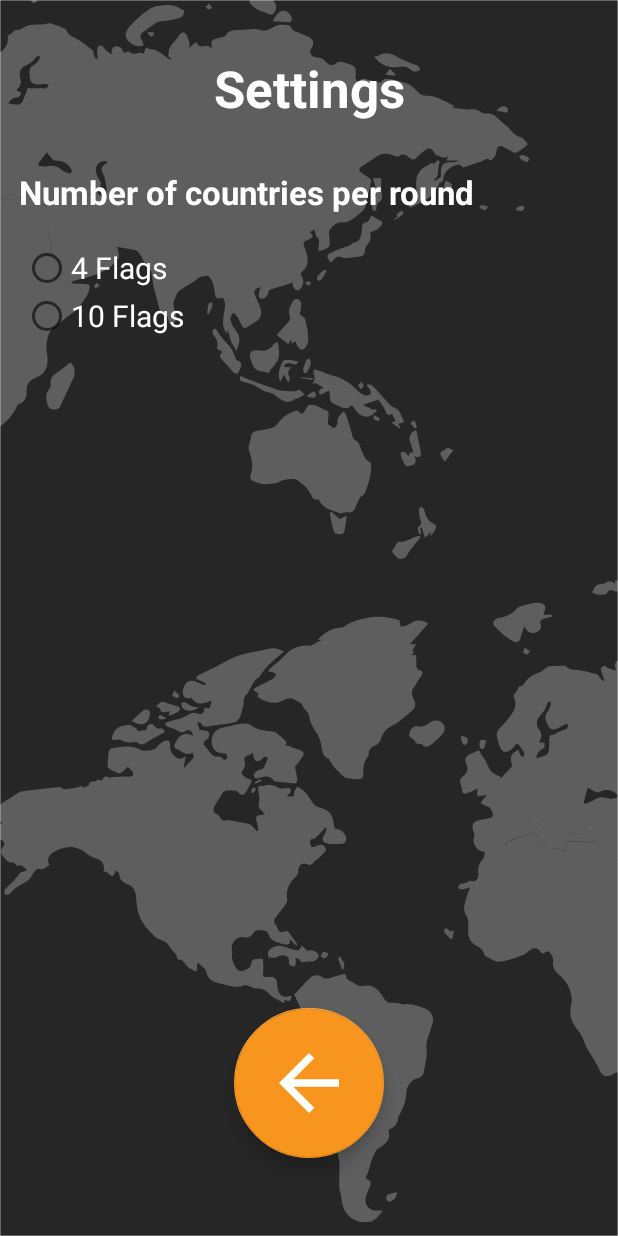
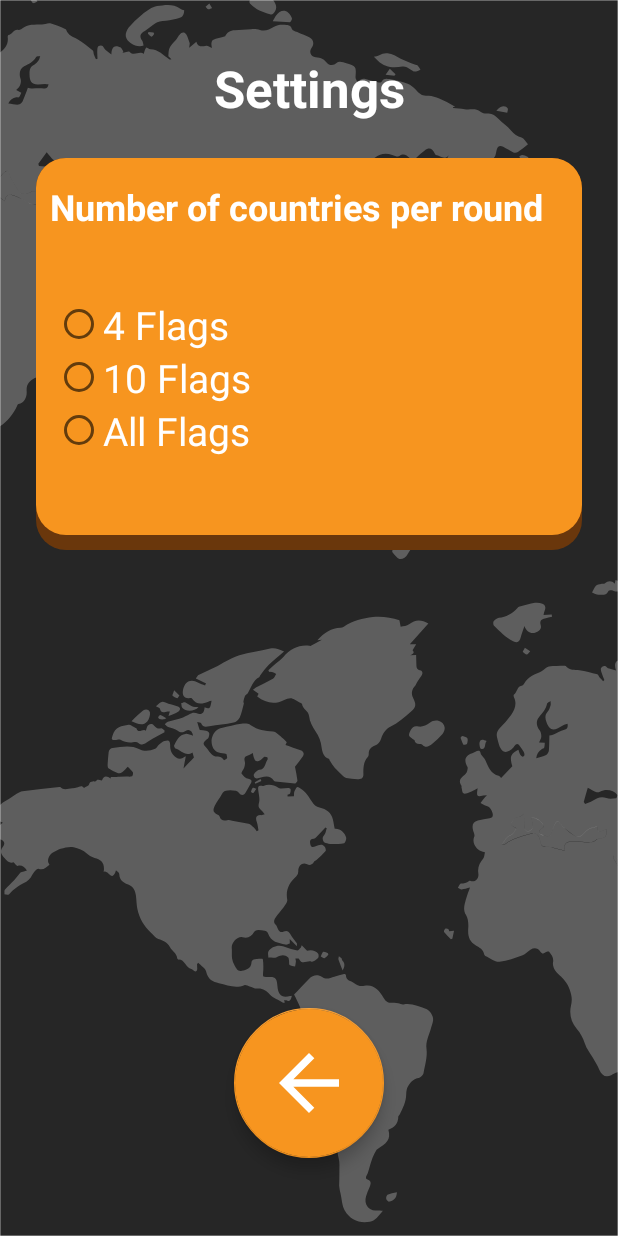
Before and after one commit to EyadMohamed919/WorldFlagsGuesser, an Android app: the screen it shows after launch (SettingsActivity), after a tap on "settings", on a phone screen of 412 x 824 dp. Run offline under Robolectric (Android 15) with nearby library versions, the light colour scheme and no system bars.

Commit message:
Added time attack gameplay

```diff
--- a/app/src/main/AndroidManifest.xml
+++ b/app/src/main/AndroidManifest.xml
@@ -5,9 +5,9 @@
         android:allowBackup="true"
         android:dataExtractionRules="@xml/data_extraction_rules"
         android:fullBackupContent="@xml/backup_rules"
-        android:icon="@mipmap/ic_launcher"
+        android:icon="@mipmap/applogo"
         android:label="@string/app_name"
-        android:roundIcon="@mipmap/ic_launcher_round"
+        android:roundIcon="@mipmap/applogo_round"
         android:supportsRtl="true"
         android:theme="@style/CustomActivityTheme"
         tools:targetApi="34">
@@ -22,6 +22,7 @@
         <activity android:name=".GuessingActivity"></activity>
         <activity android:name=".WinningActivity"></activity>
         <activity android:name=".SettingsActivity"></activity>
+        <activity android:name=".TimeAttack"></activity>
 
     </application>
 
--- a/app/src/main/java/com/eydosentertainment/worldflagsguesser/GuessingActivity.java
+++ b/app/src/main/java/com/eydosentertainment/worldflagsguesser/GuessingActivity.java
@@ -35,6 +35,7 @@ public class GuessingActivity extends AppCompatActivity{
         if(data.getUserData() == null)
         {
              user = new UserData();
+             user.setNumberOfCountriesChosen(4);
         }
         else
         {
@@ -98,6 +99,6 @@ public class GuessingActivity extends AppCompatActivity{
         choiceButton3 = findViewById(R.id.ChoiceBtn3);
         choiceButton4 = findViewById(R.id.ChoiceBtn4);
         nextButton = findViewById(R.id.nextBtn);
-        progressTextView = findViewById(R.id.ProgressTextView);
+        progressTextView = findViewById(R.id.ScoreText);
     }
 }
--- a/app/src/main/java/com/eydosentertainment/worldflagsguesser/MainActivity.java
+++ b/app/src/main/java/com/eydosentertainment/worldflagsguesser/MainActivity.java
@@ -4,6 +4,7 @@ import android.content.Intent;
 import android.os.Bundle;
 import android.view.View;
 import android.widget.ImageButton;
+import android.widget.TextView;
 
 import androidx.appcompat.app.AppCompatActivity;
 
@@ -12,14 +13,29 @@ import com.google.android.material.floatingactionbutton.FloatingActionButton;
 public class MainActivity extends AppCompatActivity {
 
     private ImageButton playButton;
-    private ImageButton studyButton;
     private FloatingActionButton settingsButton;
+    private TextView highscoreText;
+    private ImageButton timeButton;
 
     @Override
     protected void onCreate(Bundle savedInstanceState) {
         super.onCreate(savedInstanceState);
         setContentView(R.layout.activity_main);
         assignViews();
+
+        UserData user;
+        DataStorage data = new DataStorage(this);
+        if(data.getUserData() == null)
+        {
+            user = new UserData();
+        }
+        else
+        {
+            user = data.getUserData();
+        }
+
+        highscoreText.setText("Highscore: " + user.getHighScore());
+
 
         playButton.setOnClickListener(new View.OnClickListener() {
             @Override
@@ -29,12 +45,6 @@ public class MainActivity extends AppCompatActivity {
             }
         });
 
-        studyButton.setOnClickListener(new View.OnClickListener() {
-            @Override
-            public void onClick(View v) {
-
-            }
-        });
 
         settingsButton.setOnClickListener(new View.OnClickListener() {
             @Override
@@ -44,11 +54,20 @@ public class MainActivity extends AppCompatActivity {
             }
         });
 
+        timeButton.setOnClickListener(new View.OnClickListener() {
+            @Override
+            public void onClick(View v) {
+                Intent intent = new Intent(MainActivity.this, TimeAttack.class);
+                startActivity(intent);
+            }
+        });
+
     }
 
     public void assignViews(){
         playButton = findViewById(R.id.PlayBtn);
-        studyButton = findViewById(R.id.SettingsReturn);
         settingsButton = findViewById(R.id.SettingsButton);
+        highscoreText = findViewById(R.id.HighScoreText);
+        timeButton = findViewById(R.id.TimeBtn);
     }
 }
--- a/app/src/main/java/com/eydosentertainment/worldflagsguesser/SettingsActivity.java
+++ b/app/src/main/java/com/eydosentertainment/worldflagsguesser/SettingsActivity.java
@@ -16,6 +16,7 @@ public class SettingsActivity extends AppCompatActivity {
 
     private RadioButton fourFlagsButton;
     private RadioButton tenFlagsButton;
+    private RadioButton fullFlagsButton;
     private FloatingActionButton settingsReturn;
     private int numbersOfCountriesChosen;
 
@@ -40,6 +41,7 @@ public class SettingsActivity extends AppCompatActivity {
         {
             case 4: fourFlagsButton.setChecked(true);
             case 10: tenFlagsButton.setChecked(true);
+            case 194: fullFlagsButton.setChecked(true);
         }
 
         settingsReturn.setOnClickListener(new View.OnClickListener() {
@@ -52,6 +54,9 @@ public class SettingsActivity extends AppCompatActivity {
                 }
                 else if(tenFlagsButton.isChecked() == true) {
                     numbersOfCountriesChosen = 10;
+                }
+                else if(fullFlagsButton.isChecked() == true) {
+                    numbersOfCountriesChosen = 194;
                 }
                 else {
                     numbersOfCountriesChosen = 4;
@@ -72,6 +77,7 @@ public class SettingsActivity extends AppCompatActivity {
     public void assignViews(){
         fourFlagsButton = findViewById(R.id.FourRadioBtn);
         tenFlagsButton = findViewById(R.id.TenRadioBtn);
+        fullFlagsButton = findViewById(R.id.AllRadioBtn);
         settingsReturn = findViewById(R.id.SettingsReturn);
     }
 }
--- a/app/src/main/java/com/eydosentertainment/worldflagsguesser/UserData.java
+++ b/app/src/main/java/com/eydosentertainment/worldflagsguesser/UserData.java
@@ -6,9 +6,12 @@ import android.content.SharedPreferences;
 import com.google.gson.Gson;
 
 public class UserData {
+
     private int highScore;
+    private int timeHighScore;
     private int currentScore;
     private int numberOfCountriesChosen;
+    private int currentTime;
 
     public int getNumberOfCountriesChosen()
     {
@@ -22,11 +25,30 @@ public class UserData {
     public void setCurrentScore(int currentScore)
     {
         this.currentScore = currentScore;
-        System.out.println("The current score inside User is " + this.currentScore);
+        if(this.currentScore > this.highScore)
+        {
+            this.highScore = this.currentScore;
+        }
     }
 
     public int getCurrentScore()
     {
         return currentScore;
     }
+
+    public int getHighScore() {
+        return highScore;
+    }
+
+    public int getCurrentTime() {
+        return currentTime;
+    }
+
+    public void setCurrentTime(int currentTime) {
+        this.currentTime = currentTime;
+        if(this.currentTime > this.timeHighScore)
+        {
+            this.timeHighScore = this.currentTime;
+        }
+    }
 }
--- a/app/src/main/res/layout/activity_guessing.xml
+++ b/app/src/main/res/layout/activity_guessing.xml
@@ -15,7 +15,7 @@
         app:layout_constraintBottom_toTopOf="@+id/constraintLayout"
         app:layout_constraintEnd_toEndOf="parent"
         app:layout_constraintStart_toStartOf="parent"
-        app:layout_constraintTop_toBottomOf="@+id/ScoreContainer"
+        app:layout_constraintTop_toBottomOf="@+id/TimeContainer"
         tools:srcCompat="@tools:sample/avatars" />
 
     <androidx.constraintlayout.widget.ConstraintLayout
@@ -119,7 +119,7 @@
     </androidx.constraintlayout.widget.ConstraintLayout>
 
     <androidx.constraintlayout.widget.ConstraintLayout
-        android:id="@+id/ScoreContainer"
+        android:id="@+id/TimeContainer"
         android:layout_width="200dp"
         android:layout_height="40dp"
         android:layout_marginEnd="1dp"
@@ -130,7 +130,7 @@
         app:layout_constraintTop_toTopOf="parent">
 
         <TextView
-            android:id="@+id/ProgressTextView"
+            android:id="@+id/ScoreText"
             android:layout_width="wrap_content"
             android:layout_height="wrap_content"
             android:fontFamily="sans-serif-medium"
--- a/app/src/main/res/layout/activity_settings.xml
+++ b/app/src/main/res/layout/activity_settings.xml
@@ -22,20 +22,6 @@
         app:layout_constraintStart_toStartOf="parent"
         app:layout_constraintTop_toTopOf="parent" />
 
-    <TextView
-        android:id="@+id/textView2"
-        android:layout_width="wrap_content"
-        android:layout_height="wrap_content"
-        android:layout_marginTop="32dp"
-        android:text="Number of countries per round"
-        android:textColor="@color/white"
-        android:textSize="22dp"
-        android:textStyle="bold"
-        app:layout_constraintEnd_toEndOf="parent"
-        app:layout_constraintHorizontal_bias="0.12"
-        app:layout_constraintStart_toStartOf="parent"
-        app:layout_constraintTop_toBottomOf="@+id/SettingsTitle" />
-
     <com.google.android.material.floatingactionbutton.FloatingActionButton
         android:id="@+id/SettingsReturn"
         style="@style/normal_Button_Style"
@@ -53,12 +39,40 @@
         app:layout_constraintStart_toStartOf="parent"
         app:maxImageSize="60dp" />
 
+    <androidx.constraintlayout.widget.ConstraintLayout
+        android:layout_width="0dp"
+        android:layout_height="261dp"
+        android:layout_marginStart="24dp"
+        android:layout_marginTop="24dp"
+        android:layout_marginEnd="24dp"
+        android:background="@drawable/normal_button_background"
+        app:layout_constraintEnd_toEndOf="parent"
+        app:layout_constraintStart_toStartOf="parent"
+        app:layout_constraintTop_toBottomOf="@+id/SettingsTitle">
+
+        <TextView
+            android:id="@+id/textView2"
+            android:layout_width="wrap_content"
+            android:layout_height="wrap_content"
+            android:layout_marginStart="9dp"
+            android:layout_marginTop="16dp"
+            android:layout_marginEnd="67dp"
+            android:text="Number of countries per round"
+            android:textColor="@color/white"
+            android:textSize="24dp"
+            android:textStyle="bold"
+            app:layout_constraintEnd_toEndOf="parent"
+            app:layout_constraintHorizontal_bias="0.0"
+            app:layout_constraintStart_toStartOf="parent"
+            app:layout_constraintTop_toTopOf="parent" />
+
         <RadioGroup
             android:id="@+id/FlagsRadioGroup"
-        android:layout_width="159dp"
-        android:layout_height="64dp"
-        android:layout_marginStart="15dp"
-        android:layout_marginTop="20dp"
+            android:layout_width="182dp"
+            android:layout_height="124dp"
+            app:layout_constraintBottom_toBottomOf="parent"
+            app:layout_constraintEnd_toEndOf="parent"
+            app:layout_constraintHorizontal_bias="0.07"
             app:layout_constraintStart_toStartOf="parent"
             app:layout_constraintTop_toBottomOf="@+id/textView2">
 
@@ -68,7 +82,7 @@
                 android:layout_height="wrap_content"
                 android:text="4 Flags"
                 android:textColor="@color/white"
-            android:textSize="20dp" />
+                android:textSize="26dp" />
 
             <RadioButton
                 android:id="@+id/TenRadioBtn"
@@ -76,8 +90,17 @@
                 android:layout_height="wrap_content"
                 android:text="10 Flags"
                 android:textColor="@color/white"
-            android:textSize="20dp" />
+                android:textSize="26dp" />
+
+            <RadioButton
+                android:id="@+id/AllRadioBtn"
+                android:layout_width="match_parent"
+                android:layout_height="wrap_content"
+                android:text="All Flags"
+                android:textColor="@color/white"
+                android:textSize="26dp" />
         </RadioGroup>
+    </androidx.constraintlayout.widget.ConstraintLayout>
 
 
 </androidx.constraintlayout.widget.ConstraintLayout>
--- a/app/src/main/res/layout/activity_winning.xml
+++ b/app/src/main/res/layout/activity_winning.xml
@@ -47,10 +47,10 @@
             android:textStyle="bold"
             app:layout_constraintEnd_toEndOf="parent"
             app:layout_constraintStart_toStartOf="parent"
-            app:layout_constraintTop_toBottomOf="@+id/ScoreContainer" />
+            app:layout_constraintTop_toBottomOf="@+id/TimeContainer" />
 
         <androidx.constraintlayout.widget.ConstraintLayout
-            android:id="@+id/ScoreContainer"
+            android:id="@+id/TimeContainer"
             android:layout_width="200dp"
             android:layout_height="200dp"
             android:layout_marginTop="16dp"
--- a/app/src/main/res/mipmap-anydpi/ic_launcher.xml
+++ b/app/src/main/res/mipmap-anydpi/ic_launcher.xml
@@ -1,6 +1,6 @@
 <?xml version="1.0" encoding="utf-8"?>
 <adaptive-icon xmlns:android="http://schemas.android.com/apk/res/android">
-    <background android:drawable="@drawable/ic_launcher_background" />
-    <foreground android:drawable="@drawable/ic_launcher_foreground" />
+    <background android:drawable="@drawable/applogo_foreground" />
+
     <monochrome android:drawable="@drawable/ic_launcher_foreground" />
 </adaptive-icon>
```
Also changed, not shown: app/src/main/res/layout/activity_main.xml (+71 -19 lines). Lines whose indentation alone changed are shown as unchanged.
